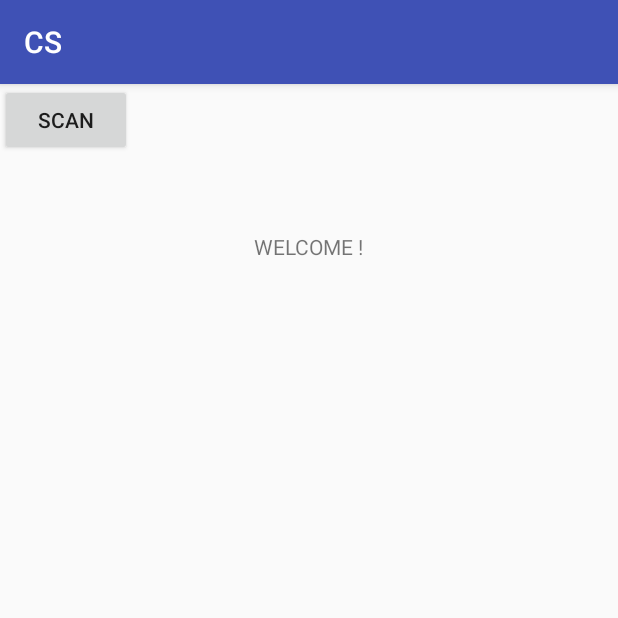
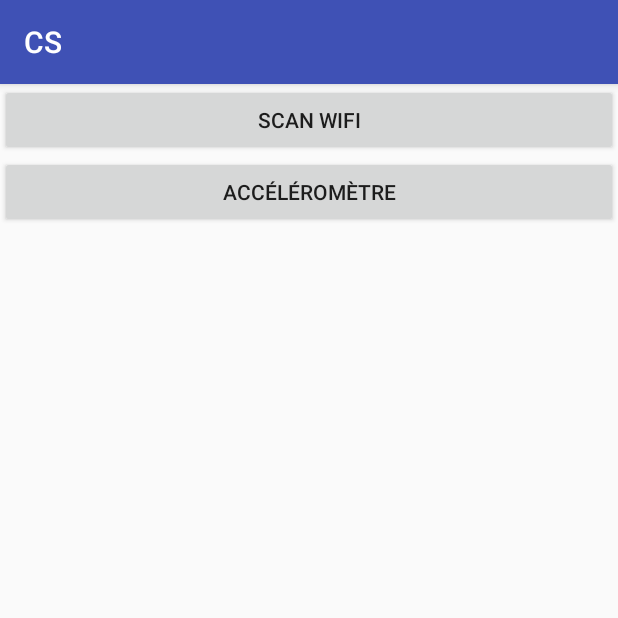
Before and after one commit to Pijako/CrowdSourcing, an Android app: the screen it shows after launch (MainActivity), on a phone screen of 412 x 824 dp, the top half of it. Run offline under Robolectric (Android 15) with nearby library versions, the phone set to English and light mode, and no system bars.

```diff
--- a/app/build.gradle
+++ b/app/build.gradle
@@ -41,10 +41,13 @@ dependencies {
     androidTestImplementation 'com.android.support.test:runner:1.0.2'
     androidTestImplementation 'com.android.support.test.espresso:espresso-core:3.0.2'
 
+    compile "com.androidplot:androidplot-core:1.4.0"
+
     def room_version = "1.1.1"
 
     implementation "android.arch.persistence.room:runtime:$room_version"
-    annotationProcessor "android.arch.persistence.room:compiler:$room_version" // use kapt for Kotlin
+    annotationProcessor "android.arch.persistence.room:compiler:$room_version"
+    // use kapt for Kotlin
 
     // optional - RxJava support for Room
     implementation "android.arch.persistence.room:rxjava2:$room_version"
--- a/app/src/main/java/com/example/tpichel/cs/AppDatabase.java
+++ b/app/src/main/java/com/example/tpichel/cs/AppDatabase.java
@@ -33,7 +33,8 @@ public abstract class AppDatabase extends RoomDatabase {
                             // allow queries on the main thread.
                             // Don't do this on a real app! See PersistenceBasicSample for an example.
                             .allowMainThreadQueries()
-                            .addMigrations(MIGRATION_1_2)
+                            .fallbackToDestructiveMigration()
+                            //.addMigrations(MIGRATION_1_2)
                             .build();
         }
         return INSTANCE;
--- a/app/src/main/java/com/example/tpichel/cs/MainActivity.java
+++ b/app/src/main/java/com/example/tpichel/cs/MainActivity.java
@@ -4,16 +4,11 @@ import android.content.Context;
 import android.content.Intent;
 import android.os.Bundle;
 import android.support.v7.app.AppCompatActivity;
-import android.util.Log;
 import android.view.View;
 import android.widget.Button;
 
-import java.io.IOException;
-
 public class MainActivity extends AppCompatActivity {
 
-    //private Random rn = new Random();
-    //private int JOB_ID = rn.nextInt();
     private static Context context;
 
     @Override
@@ -22,46 +17,40 @@ public class MainActivity extends AppCompatActivity {
         setContentView(R.layout.activity_main);
         this.context = getApplicationContext();
         startService(new Intent(context, ForegroundService.class));
+
+        Button button1 = findViewById(R.id.button1);
+        Button button2 = findViewById(R.id.button2);
+
+        /*
+        button1.setOnClickListener(new View.OnClickListener() {
+
+        f
+        button2.setOnClickListener(new View.OnClickListener() {
+
+        });
+
+        */
+
     }
 
-    /*
-    public void scheduleJobWifi(){
-        ComponentName serviceName = new ComponentName(this, WifiJobService.class);
-        JobInfo jobInfo = new JobInfo.Builder(JOB_ID, serviceName).setPeriodic(1000).build();
+    public void onClick1(View v) {
 
-        JobScheduler scheduler = (JobScheduler) getSystemService(Context.JOB_SCHEDULER_SERVICE);
-        int result = scheduler.schedule(jobInfo);
-        if (result == JobScheduler.RESULT_SUCCESS) {
-            System.out.println("[APP][JOB] Job Lancé !");
-            Toast.makeText(this, "scheduled job successfully", Toast.LENGTH_LONG).show();
-        }
-    }
-    */
+        System.out.println("[APP][VIEW] Bouton WIFI cliqué !");
 
-    //Listener qui récupère le bouton cliqué
-    public void onClick(View v) throws IOException {
-        Button b_clique = findViewById(v.getId());
+        setContentView(R.layout.activity_scan);
+        Intent scanActivity = new Intent(MainActivity.this, ScanActivity.class);
+        startActivity(scanActivity);
 
-        //Si le bouton SCAN est cliqué
-        if(v.getId()== R.id.button) {
-            System.out.println("[APP][VIEW] Bouton cliqué !");
-            /*
-            try {
-                persistence_init();
-            } catch (IOException e) {
-                e.printStackTrace();
-            }
-            */
-            setContentView(R.layout.activity_scan);
-            Intent scanActivity = new Intent(MainActivity.this, ScanActivity.class);
-
-            startActivity(scanActivity);
-        }
     }
 
-    public void persistence_init() throws IOException {
+    public void onClick2(View v) {
 
-        Log.i("[DATA]", "[INIT]" + "Persistance");
+        System.out.println("[APP][VIEW] Bouton ACC cliqué !");
+
+        setContentView(R.layout.activity_sensor);
+        Intent sensorActivity = new Intent(MainActivity.this, SensorActivity.class);
+        startActivity(sensorActivity);
+
     }
 
     public Context getAppContext() {
--- a/app/src/main/java/com/example/tpichel/cs/SensorRecordRepository.java
+++ b/app/src/main/java/com/example/tpichel/cs/SensorRecordRepository.java
@@ -41,4 +41,8 @@ public class SensorRecordRepository {
         sensorRecordDatabase.recordDao().drop();
     }
 
+    public void close(){
+        sensorRecordDatabase.close();
+    }
+
 }
--- a/app/src/main/java/com/example/tpichel/cs/WifiRecordDao.java
+++ b/app/src/main/java/com/example/tpichel/cs/WifiRecordDao.java
@@ -39,4 +39,5 @@ public interface WifiRecordDao {
 
     @Query("DELETE FROM WifiRecord WHERE 1=1")
     void drop();
+
 }
--- a/app/src/main/java/com/example/tpichel/cs/WifiRecordRepository.java
+++ b/app/src/main/java/com/example/tpichel/cs/WifiRecordRepository.java
@@ -22,6 +22,7 @@ public class WifiRecordRepository {
     public WifiRecordRepository(Context context) {
         recordDatabase = Room.databaseBuilder(context, AppDatabase.class, DB_NAME)
                         .allowMainThreadQueries()
+                        .fallbackToDestructiveMigration()
                         .build();
     }
 
@@ -41,4 +42,8 @@ public class WifiRecordRepository {
         recordDatabase.recordDao().drop();
     }
 
+    public void close(){
+        recordDatabase.close();
+    }
+
 }
--- a/app/src/main/res/layout/activity_main.xml
+++ b/app/src/main/res/layout/activity_main.xml
@@ -1,28 +1,29 @@
 <?xml version="1.0" encoding="utf-8"?>
-<android.support.constraint.ConstraintLayout xmlns:android="http://schemas.android.com/apk/res/android"
-    xmlns:app="http://schemas.android.com/apk/res-auto"
+
+<LinearLayout android:layout_width="match_parent"
+    android:layout_height="match_parent"
+    android:orientation="vertical"
     xmlns:tools="http://schemas.android.com/tools"
-    android:layout_width="match_parent"
-    android:layout_height="match_parent"
-    tools:context="com.example.tpichel.cs.MainActivity">
-
-    <TextView
-        android:layout_width="wrap_content"
-        android:layout_height="wrap_content"
-        android:text="WELCOME !"
-        app:layout_constraintBottom_toBottomOf="parent"
-        app:layout_constraintLeft_toLeftOf="parent"
-        app:layout_constraintRight_toRightOf="parent"
-        app:layout_constraintTop_toTopOf="parent"
-        app:layout_constraintVertical_bias="0.132" />
+    xmlns:android="http://schemas.android.com/apk/res/android">
 
     <Button
-        android:id="@+id/button"
-        android:layout_width="wrap_content"
+        android:id="@+id/button1"
+        android:layout_width="match_parent"
         android:layout_height="wrap_content"
-        android:onClick="onClick"
-        android:text="SCAN"
-        tools:layout_editor_absoluteX="154dp"
-        tools:layout_editor_absoluteY="231dp" />
+        android:elevation="11dp"
+        android:onClick="onClick1"
+        android:text="@string/button1"
+        tools:layout_editor_absoluteX="16dp"
+        tools:layout_editor_absoluteY="16dp" />
 
-</android.support.constraint.ConstraintLayout>
+    <Button
+        android:id="@+id/button2"
+        android:layout_width="match_parent"
+        android:layout_height="wrap_content"
+        android:elevation="11dp"
+        android:onClick="onClick2"
+        android:text="@string/button2"
+        tools:layout_editor_absoluteX="16dp"
+        tools:layout_editor_absoluteY="16dp" />
+
+</LinearLayout>
--- a/app/src/main/res/values/strings.xml
+++ b/app/src/main/res/values/strings.xml
@@ -14,6 +14,8 @@
     <string name="buy_2">AT $9.99</string>
     <string name="movie">Movie</string>
     <string name="should_start">shouldStart</string>
+    <string name="button1">Scan WiFi</string>
+    <string name="button2">Accéléromètre</string>
 
     <!-- Error messages -->
     <string name="video_error_media_load_timeout">Media loading timed out</string>
@@ -112,4 +114,6 @@
         "when a user tries to pick up one of cards.\n\n"
     </string>
     <string name="action_settings">Settings</string>
+    <string name="title_activity_sensor">SensorActivity</string>
+    <string name="title_activity_test">test</string>
 </resources>
```
Also changed, not shown: app/src/main/AndroidManifest.xml (+8 -2 lines), app/src/main/java/com/example/tpichel/cs/MyJobService.java (+49 -42 lines), app/src/main/java/com/example/tpichel/cs/SensorActivity.java (added, +17 -0 lines), app/src/main/res/layout/activity_sensor.xml (added, +22 -0 lines), app/src/main/res/layout/content_sensor.xml (added, +11 -0 lines), 1647 other files.
